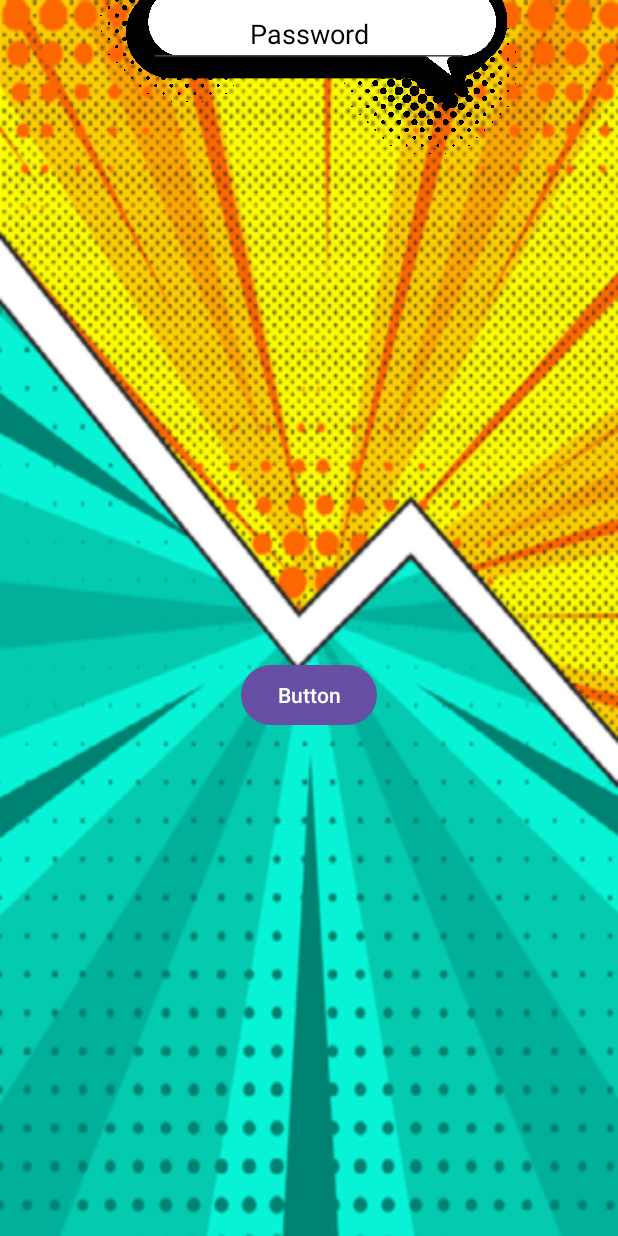
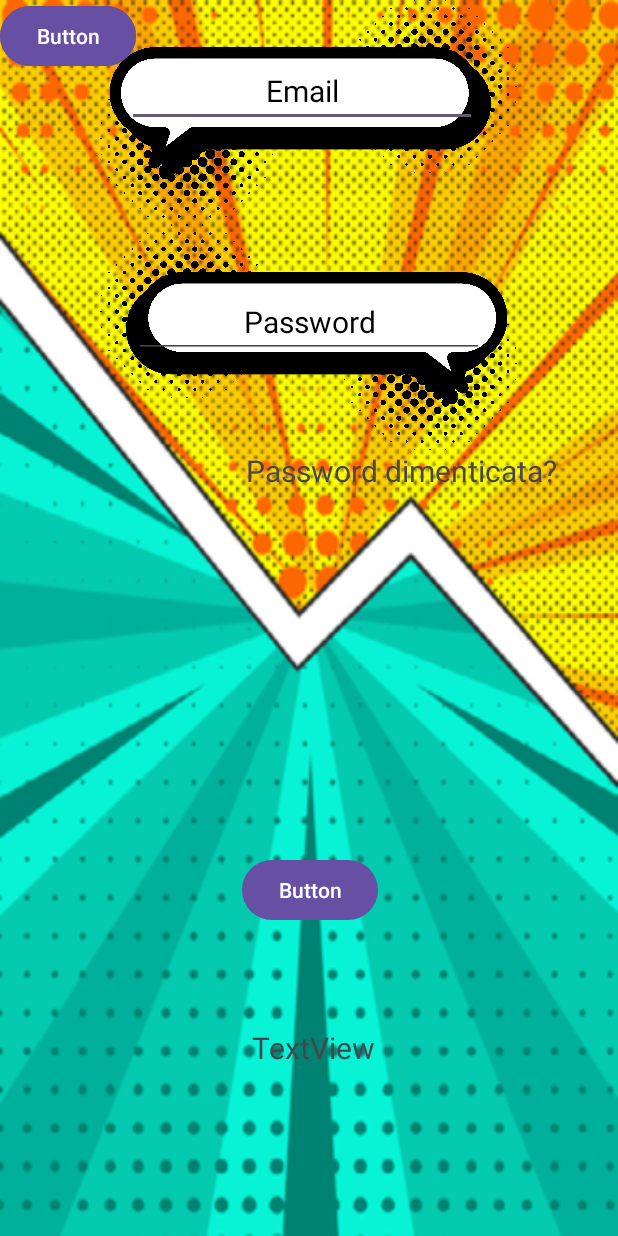
Before and after one commit to corideli/FumettApp, an Android app: the LoginActivity screen opened directly, with no data from a screen before it, on a phone screen of 412 x 824 dp. Run offline under Robolectric (Android 15) with nearby library versions, the phone set to English and light mode, and no system bars.

Commit message:
aggiunto login

```diff
--- a/app/src/main/res/layout/activity_login.xml
+++ b/app/src/main/res/layout/activity_login.xml
@@ -8,64 +8,56 @@
     android:background="@drawable/sfondologin"
     tools:context=".LoginActivity">
 
-    <ImageView
-        android:id="@+id/imageView"
-        android:layout_width="wrap_content"
-        android:layout_height="wrap_content"
-        app:layout_constraintBottom_toTopOf="@+id/imageView2"
-        app:layout_constraintEnd_toEndOf="parent"
-        app:layout_constraintStart_toStartOf="parent"
-        app:layout_constraintTop_toTopOf="parent"
-        tools:srcCompat="@tools:sample/avatars" />
 
     <Button
         android:id="@+id/button"
         android:layout_width="wrap_content"
         android:layout_height="wrap_content"
         android:text="Button"
-        app:layout_constraintBottom_toBottomOf="parent"
-        app:layout_constraintEnd_toEndOf="parent"
-        app:layout_constraintStart_toStartOf="parent"
-        app:layout_constraintTop_toBottomOf="@+id/imageView3" />
+        tools:layout_editor_absoluteX="73dp"
+        tools:layout_editor_absoluteY="634dp" />
 
     <ImageView
         android:id="@+id/imageView2"
         android:layout_width="350dp"
         android:layout_height="150dp"
-        android:layout_marginBottom="64dp"
-        app:layout_constraintBottom_toTopOf="@+id/editTextText4"
+        android:layout_marginStart="30dp"
+        android:layout_marginEnd="31dp"
         app:layout_constraintEnd_toEndOf="parent"
-        app:layout_constraintHorizontal_bias="0.524"
         app:layout_constraintStart_toStartOf="parent"
-        app:srcCompat="@drawable/sfondoemail" />
-
+        app:srcCompat="@drawable/sfondoemail"
+        tools:layout_editor_absoluteY="178dp" />
 
     <ImageView
         android:id="@+id/imageView3"
         android:layout_width="350dp"
         android:layout_height="150dp"
-        android:layout_marginTop="16dp"
+        android:layout_marginStart="30dp"
+        android:layout_marginEnd="31dp"
+        app:layout_constraintBottom_toTopOf="@+id/textView2"
         app:layout_constraintEnd_toEndOf="parent"
-        app:layout_constraintHorizontal_bias="0.491"
         app:layout_constraintStart_toStartOf="parent"
         app:layout_constraintTop_toBottomOf="@+id/imageView2"
+        app:layout_constraintVertical_bias="0.0"
         app:srcCompat="@drawable/sfondopassword" />
 
     <EditText
         android:id="@+id/editTextText3"
         android:layout_width="wrap_content"
         android:layout_height="wrap_content"
+        android:layout_marginEnd="36dp"
         android:ems="10"
         android:hint="Email"
         android:inputType="textEmailAddress"
+        android:textAlignment="center"
         android:textColorHint="@color/black"
+        android:textSize="20sp"
         app:layout_constraintBottom_toBottomOf="@+id/imageView2"
         app:layout_constraintEnd_toEndOf="@+id/imageView2"
-        app:layout_constraintHorizontal_bias="0.4"
+        app:layout_constraintHorizontal_bias="0.666"
         app:layout_constraintStart_toStartOf="@+id/imageView2"
         app:layout_constraintTop_toTopOf="@+id/imageView2"
-        app:layout_constraintVertical_bias="0.4"
-        android:textAlignment="center"/>
+        app:layout_constraintVertical_bias="0.362" />
 
     <EditText
         android:id="@+id/editTextText4"
@@ -74,11 +66,84 @@
         android:ems="10"
         android:hint="Password"
         android:inputType="textPassword"
+        android:textAlignment="center"
         android:textColorHint="@color/black"
+        android:textSize="20sp"
+        app:layout_constraintBottom_toBottomOf="@+id/imageView3"
         app:layout_constraintEnd_toEndOf="@+id/imageView3"
         app:layout_constraintStart_toStartOf="@+id/imageView3"
-        tools:layout_editor_absoluteY="411dp"
-        android:textAlignment="center"/>
+        app:layout_constraintTop_toTopOf="@+id/imageView3"
+        app:layout_constraintVertical_bias="0.401" />
+
+    <Button
+        android:id="@+id/button2"
+        android:layout_width="wrap_content"
+        android:layout_height="wrap_content"
+        android:text="Button"
+        tools:layout_editor_absoluteX="250dp"
+        tools:layout_editor_absoluteY="634dp" />
+
+    <TextView
+        android:id="@+id/textView"
+        android:layout_width="wrap_content"
+        android:layout_height="wrap_content"
+        android:text="Password dimenticata?"
+        android:textSize="20sp"
+        app:layout_constraintBottom_toTopOf="@+id/button3"
+        app:layout_constraintEnd_toEndOf="parent"
+        app:layout_constraintHorizontal_bias="0.8"
+        app:layout_constraintStart_toStartOf="parent"
+        app:layout_constraintTop_toBottomOf="@+id/imageView3"
+        app:layout_constraintVertical_bias="0.0" />
+
+    <TextView
+        android:id="@+id/textView2"
+        android:layout_width="wrap_content"
+        android:layout_height="wrap_content"
+        android:layout_marginBottom="112dp"
+        android:text="TextView"
+        android:textSize="20sp"
+        app:layout_constraintBottom_toBottomOf="parent"
+        app:layout_constraintEnd_toEndOf="parent"
+        app:layout_constraintHorizontal_bias="0.51"
+        app:layout_constraintStart_toStartOf="parent" />
+
+    <TextView
+        android:id="@+id/textView3"
+        android:layout_width="wrap_content"
+        android:layout_height="wrap_content"
+        android:text="FumettApp"
+        android:textSize="50dp"
+        app:layout_constraintBottom_toTopOf="@+id/textView4"
+        app:layout_constraintEnd_toEndOf="parent"
+        app:layout_constraintHorizontal_bias="0.496"
+        app:layout_constraintStart_toStartOf="parent"
+        app:layout_constraintTop_toTopOf="parent"
+        app:layout_constraintVertical_bias="0.761" />
+
+    <TextView
+        android:id="@+id/textView4"
+        android:layout_width="wrap_content"
+        android:layout_height="wrap_content"
+        android:layout_marginBottom="12dp"
+        android:text="Login"
+        android:textSize="30dp"
+        app:layout_constraintBottom_toTopOf="@+id/imageView2"
+        app:layout_constraintEnd_toEndOf="parent"
+        app:layout_constraintStart_toStartOf="parent" />
+
+    <Button
+        android:id="@+id/button3"
+        android:layout_width="wrap_content"
+        android:layout_height="wrap_content"
+        android:layout_marginBottom="16dp"
+        android:text="Button"
+        app:layout_constraintBottom_toTopOf="@+id/textView2"
+        app:layout_constraintEnd_toEndOf="parent"
+        app:layout_constraintHorizontal_bias="0.503"
+        app:layout_constraintStart_toStartOf="parent"
+        app:layout_constraintTop_toBottomOf="@+id/imageView3"
+        app:layout_constraintVertical_bias="0.84" />
 
 
 </androidx.constraintlayout.widget.ConstraintLayout>
```
